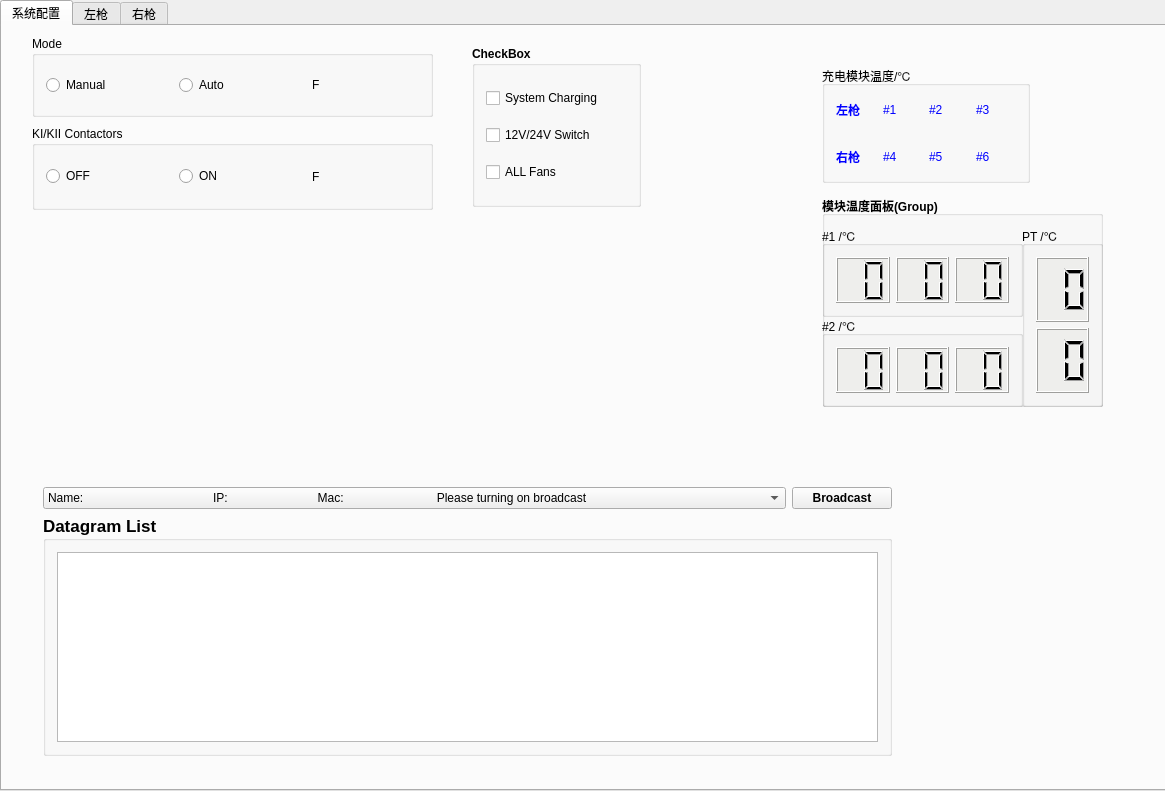
This is widget.ui in YaoLiMuMu/changer-test as Qt 5 draws it before an edit. The edited form follows.
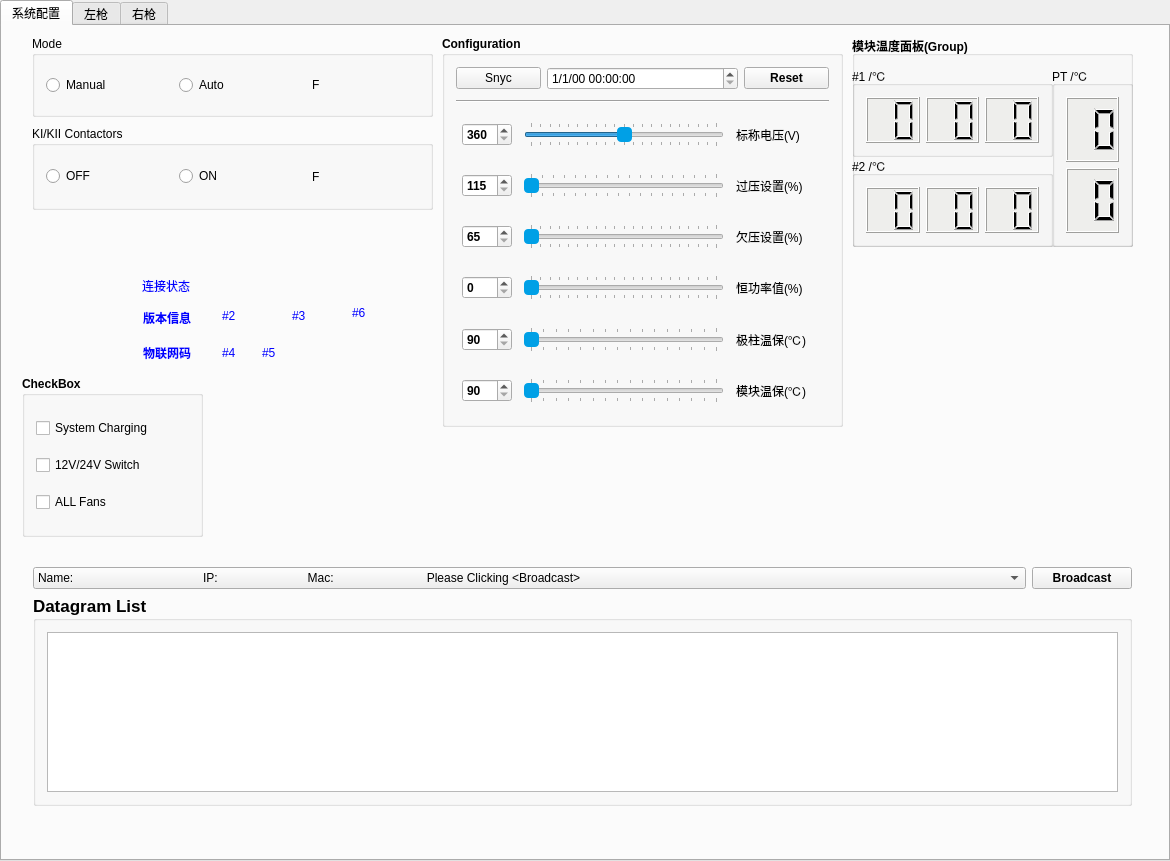
This is the edited form. The open tabs and pages were chosen to show the change.

What changed in the file:
```diff
--- a/widget.ui
+++ b/widget.ui
@@ -6,21 +6,33 @@
    <rect>
     <x>0</x>
     <y>0</y>
-    <width>1165</width>
-    <height>791</height>
+    <width>1170</width>
+    <height>861</height>
    </rect>
   </property>
   <property name="windowTitle">
    <string>Widget</string>
   </property>
+  <property name="whatsThis">
+   <string/>
+  </property>
+  <layout class="QVBoxLayout" name="verticalLayout_23">
+   <property name="leftMargin">
+    <number>0</number>
+   </property>
+   <property name="topMargin">
+    <number>0</number>
+   </property>
+   <property name="rightMargin">
+    <number>0</number>
+   </property>
+   <property name="bottomMargin">
+    <number>0</number>
+   </property>
+   <item>
   <widget class="QTabWidget" name="tabWidget">
-   <property name="geometry">
-    <rect>
-     <x>0</x>
-     <y>0</y>
-     <width>1171</width>
-     <height>791</height>
-    </rect>
+     <property name="focusPolicy">
+      <enum>Qt::TabFocus</enum>
    </property>
    <property name="currentIndex">
     <number>0</number>
@@ -32,23 +44,23 @@
     <widget class="QGroupBox" name="groupBox">
      <property name="geometry">
       <rect>
-       <x>820</x>
-       <y>40</y>
-       <width>208</width>
-       <height>117</height>
+         <x>440</x>
+         <y>10</y>
+         <width>401</width>
+         <height>391</height>
       </rect>
      </property>
      <property name="font">
       <font>
-       <weight>50</weight>
-       <bold>false</bold>
+         <weight>75</weight>
+         <bold>true</bold>
       </font>
      </property>
      <property name="autoFillBackground">
       <bool>false</bool>
      </property>
      <property name="title">
-      <string>充电模块温度/℃</string>
+        <string>Configuration</string>
      </property>
      <property name="flat">
       <bool>false</bool>
@@ -56,115 +68,583 @@
      <property name="checkable">
       <bool>false</bool>
      </property>
-     <layout class="QGridLayout" name="gridLayout_2">
-      <item row="0" column="0">
-       <widget class="QLabel" name="label1_3">
+       <layout class="QVBoxLayout" name="verticalLayout_9">
+        <item>
+         <layout class="QHBoxLayout" name="horizontalLayout_29">
+          <item>
+           <widget class="QPushButton" name="pushButton_2">
+            <property name="maximumSize">
+             <size>
+              <width>85</width>
+              <height>16777215</height>
+             </size>
+            </property>
         <property name="font">
          <font>
+              <weight>50</weight>
+              <bold>false</bold>
+             </font>
+            </property>
+            <property name="text">
+             <string>Snyc</string>
+            </property>
+           </widget>
+          </item>
+          <item>
+           <widget class="QDateTimeEdit" name="dateTimeEdit">
+            <property name="enabled">
+             <bool>true</bool>
+            </property>
+            <property name="font">
+             <font>
+              <weight>50</weight>
+              <bold>false</bold>
+             </font>
+            </property>
+            <property name="focusPolicy">
+             <enum>Qt::NoFocus</enum>
+            </property>
+            <property name="dateTime">
+             <datetime>
+              <hour>0</hour>
+              <minute>0</minute>
+              <second>0</second>
+              <year>2000</year>
+              <month>1</month>
+              <day>1</day>
+             </datetime>
+            </property>
+            <property name="date">
+             <date>
+              <year>2000</year>
+              <month>1</month>
+              <day>1</day>
+             </date>
+            </property>
+            <property name="displayFormat">
+             <string>M/d/yy hh:mm:ss</string>
+            </property>
+           </widget>
+          </item>
+          <item>
+           <widget class="QPushButton" name="pushButton_3">
+            <property name="maximumSize">
+             <size>
+              <width>85</width>
+              <height>16777215</height>
+             </size>
+            </property>
+            <property name="font">
+             <font>
           <weight>75</weight>
           <bold>true</bold>
-          <underline>false</underline>
-         </font>
-        </property>
+             </font>
+            </property>
+            <property name="text">
+             <string>Reset</string>
+            </property>
+           </widget>
+          </item>
+         </layout>
+        </item>
+        <item>
+         <widget class="Line" name="line">
+          <property name="minimumSize">
+           <size>
+            <width>0</width>
+            <height>10</height>
+           </size>
+          </property>
         <property name="styleSheet">
-         <string notr="true">QLabel#label1_3 {color:blue}</string>
-        </property>
-        <property name="text">
-         <string>左枪</string>
+           <string notr="true">border-color: rgb(75, 172, 244);</string>
+          </property>
+          <property name="orientation">
+           <enum>Qt::Horizontal</enum>
         </property>
        </widget>
       </item>
-      <item row="4" column="3">
-       <widget class="QLabel" name="label1_10">
+        <item>
+         <layout class="QHBoxLayout" name="horizontalLayout_34">
+          <item>
+           <widget class="QSpinBox" name="spinBox1_5">
+            <property name="maximumSize">
+             <size>
+              <width>50</width>
+              <height>16777215</height>
+             </size>
+            </property>
         <property name="styleSheet">
-         <string notr="true">QLabel#label1_10 {color:blue}</string>
-        </property>
-        <property name="text">
-         <string>#6</string>
-        </property>
-       </widget>
-      </item>
-      <item row="4" column="2">
-       <widget class="QLabel" name="label1_9">
+             <string notr="true"/>
+            </property>
+            <property name="minimum">
+             <number>360</number>
+            </property>
+            <property name="maximum">
+             <number>400</number>
+            </property>
+           </widget>
+          </item>
+          <item>
+           <widget class="QSlider" name="horizontalSlider1_5">
+            <property name="maximumSize">
+             <size>
+              <width>200</width>
+              <height>16777215</height>
+             </size>
+            </property>
         <property name="styleSheet">
-         <string notr="true">QLabel#label1_9 {color:blue}</string>
-        </property>
-        <property name="text">
-         <string>#5</string>
-        </property>
-       </widget>
-      </item>
-      <item row="4" column="0">
-       <widget class="QLabel" name="label1_4">
+             <string notr="true">
+QSlider::handle:horizontal {
+        width: 1px;
+        background: rgb(0, 160, 230);
+        margin: -6px 0px -6px 0px;
+        border-radius: 4px;
+}</string>
+            </property>
+            <property name="minimum">
+             <number>360</number>
+            </property>
+            <property name="maximum">
+             <number>400</number>
+            </property>
+            <property name="value">
+             <number>380</number>
+            </property>
+            <property name="tracking">
+             <bool>true</bool>
+            </property>
+            <property name="orientation">
+             <enum>Qt::Horizontal</enum>
+            </property>
+            <property name="tickPosition">
+             <enum>QSlider::TicksBothSides</enum>
+            </property>
+            <property name="tickInterval">
+             <number>2</number>
+            </property>
+           </widget>
+          </item>
+          <item>
+           <widget class="QLabel" name="label1_15">
+            <property name="maximumSize">
+             <size>
+              <width>85</width>
+              <height>16777215</height>
+             </size>
+            </property>
         <property name="font">
          <font>
-          <weight>75</weight>
-          <italic>false</italic>
-          <bold>true</bold>
-          <underline>false</underline>
-          <strikeout>false</strikeout>
-         </font>
-        </property>
+              <weight>50</weight>
+              <bold>false</bold>
+              <kerning>false</kerning>
+             </font>
+            </property>
+            <property name="text">
+             <string>标称电压(V)</string>
+            </property>
+           </widget>
+          </item>
+         </layout>
+        </item>
+        <item>
+         <layout class="QHBoxLayout" name="horizontalLayout_25">
+          <item>
+           <widget class="QSpinBox" name="spinBox1_1">
+            <property name="maximumSize">
+             <size>
+              <width>50</width>
+              <height>16777215</height>
+             </size>
+            </property>
         <property name="styleSheet">
-         <string notr="true">QLabel#label1_4 {color:blue}</string>
-        </property>
-        <property name="text">
-         <string>右枪</string>
-        </property>
-       </widget>
-      </item>
-      <item row="0" column="1">
-       <widget class="QLabel" name="label1_5">
+             <string notr="true"/>
+            </property>
+            <property name="minimum">
+             <number>115</number>
+            </property>
+            <property name="maximum">
+             <number>132</number>
+            </property>
+           </widget>
+          </item>
+          <item>
+           <widget class="QSlider" name="horizontalSlider1_1">
+            <property name="maximumSize">
+             <size>
+              <width>200</width>
+              <height>16777215</height>
+             </size>
+            </property>
         <property name="styleSheet">
-         <string notr="true">QLabel#label1_5 {color:blue}</string>
-        </property>
+             <string notr="true">
+QSlider::handle:horizontal {
+        width: 1px;
+        background: rgb(0, 160, 230);
+        margin: -6px 0px -6px 0px;
+        border-radius: 4px;
+}</string>
+            </property>
+            <property name="minimum">
+             <number>115</number>
+            </property>
+            <property name="maximum">
+             <number>132</number>
+            </property>
+            <property name="tracking">
+             <bool>true</bool>
+            </property>
+            <property name="orientation">
+             <enum>Qt::Horizontal</enum>
+            </property>
+            <property name="tickPosition">
+             <enum>QSlider::TicksBothSides</enum>
+            </property>
+            <property name="tickInterval">
+             <number>1</number>
+            </property>
+           </widget>
+          </item>
+          <item>
+           <widget class="QLabel" name="label1_11">
+            <property name="maximumSize">
+             <size>
+              <width>85</width>
+              <height>16777215</height>
+             </size>
+            </property>
+            <property name="font">
+             <font>
+              <weight>50</weight>
+              <bold>false</bold>
+              <kerning>false</kerning>
+             </font>
+            </property>
         <property name="text">
-         <string>#1</string>
+             <string>过压设置(%)</string>
         </property>
        </widget>
       </item>
-      <item row="0" column="2">
-       <widget class="QLabel" name="label1_6">
+         </layout>
+        </item>
+        <item>
+         <layout class="QHBoxLayout" name="horizontalLayout_26">
+          <item>
+           <widget class="QSpinBox" name="spinBox1_2">
+            <property name="maximumSize">
+             <size>
+              <width>50</width>
+              <height>16777215</height>
+             </size>
+            </property>
         <property name="styleSheet">
-         <string notr="true">QLabel#label1_6 {color:blue}</string>
-        </property>
+             <string notr="true"/>
+            </property>
+            <property name="minimum">
+             <number>65</number>
+            </property>
+            <property name="maximum">
+             <number>85</number>
+            </property>
+           </widget>
+          </item>
+          <item>
+           <widget class="QSlider" name="horizontalSlider1_2">
+            <property name="maximumSize">
+             <size>
+              <width>200</width>
+              <height>16777215</height>
+             </size>
+            </property>
+            <property name="styleSheet">
+             <string notr="true">
+QSlider::handle:horizontal {
+        width: 1px;
+        background: rgb(0, 160, 230);
+        margin: -6px 0px -6px 0px;
+        border-radius: 4px;
+}</string>
+            </property>
+            <property name="minimum">
+             <number>65</number>
+            </property>
+            <property name="maximum">
+             <number>85</number>
+            </property>
+            <property name="tracking">
+             <bool>true</bool>
+            </property>
+            <property name="orientation">
+             <enum>Qt::Horizontal</enum>
+            </property>
+            <property name="tickPosition">
+             <enum>QSlider::TicksBothSides</enum>
+            </property>
+            <property name="tickInterval">
+             <number>1</number>
+            </property>
+           </widget>
+          </item>
+          <item>
+           <widget class="QLabel" name="label1_12">
+            <property name="maximumSize">
+             <size>
+              <width>85</width>
+              <height>16777215</height>
+             </size>
+            </property>
+            <property name="font">
+             <font>
+              <weight>50</weight>
+              <bold>false</bold>
+              <kerning>false</kerning>
+             </font>
+            </property>
         <property name="text">
-         <string>#2</string>
+             <string>欠压设置(%)</string>
         </property>
        </widget>
       </item>
-      <item row="1" column="0" colspan="4">
-       <spacer name="horizontalSpacer">
+         </layout>
+        </item>
+        <item>
+         <layout class="QHBoxLayout" name="horizontalLayout_27">
+          <item>
+           <widget class="QSpinBox" name="spinBox1_3">
+            <property name="maximumSize">
+             <size>
+              <width>50</width>
+              <height>16777215</height>
+             </size>
+            </property>
+            <property name="styleSheet">
+             <string notr="true"/>
+            </property>
+            <property name="minimum">
+             <number>0</number>
+            </property>
+            <property name="maximum">
+             <number>100</number>
+            </property>
+           </widget>
+          </item>
+          <item>
+           <widget class="QSlider" name="horizontalSlider1_3">
+            <property name="maximumSize">
+             <size>
+              <width>200</width>
+              <height>16777215</height>
+             </size>
+            </property>
+            <property name="styleSheet">
+             <string notr="true">
+QSlider::handle:horizontal {
+        width: 1px;
+        background: rgb(0, 160, 230);
+        margin: -6px 0px -6px 0px;
+        border-radius: 4px;
+}</string>
+            </property>
+            <property name="minimum">
+             <number>0</number>
+            </property>
+            <property name="maximum">
+             <number>100</number>
+            </property>
+            <property name="tracking">
+             <bool>true</bool>
+            </property>
         <property name="orientation">
          <enum>Qt::Horizontal</enum>
         </property>
-        <property name="sizeHint" stdset="0">
+            <property name="tickPosition">
+             <enum>QSlider::TicksBothSides</enum>
+            </property>
+            <property name="tickInterval">
+             <number>5</number>
+            </property>
+           </widget>
+          </item>
+          <item>
+           <widget class="QLabel" name="label1_13">
+            <property name="maximumSize">
          <size>
-          <width>184</width>
-          <height>15</height>
-         </size>
-        </property>
-       </spacer>
-      </item>
-      <item row="0" column="3">
-       <widget class="QLabel" name="label1_7">
+              <width>85</width>
+              <height>16777215</height>
+             </size>
+            </property>
+            <property name="font">
+             <font>
+              <weight>50</weight>
+              <bold>false</bold>
+              <kerning>false</kerning>
+             </font>
+            </property>
+            <property name="text">
+             <string>恒功率值(%)</string>
+            </property>
+           </widget>
+          </item>
+         </layout>
+        </item>
+        <item>
+         <layout class="QHBoxLayout" name="horizontalLayout_28">
+          <item>
+           <widget class="QSpinBox" name="spinBox1_4">
+            <property name="maximumSize">
+             <size>
+              <width>50</width>
+              <height>16777215</height>
+             </size>
+            </property>
         <property name="styleSheet">
-         <string notr="true">QLabel#label1_7 {color:blue}</string>
-        </property>
+             <string notr="true"/>
+            </property>
+            <property name="minimum">
+             <number>90</number>
+            </property>
+            <property name="maximum">
+             <number>120</number>
+            </property>
+           </widget>
+          </item>
+          <item>
+           <widget class="QSlider" name="horizontalSlider1_4">
+            <property name="maximumSize">
+             <size>
+              <width>200</width>
+              <height>16777215</height>
+             </size>
+            </property>
+            <property name="styleSheet">
+             <string notr="true">
+QSlider::handle:horizontal {
+        width: 1px;
+        background: rgb(0, 160, 230);
+        margin: -6px 0px -6px 0px;
+        border-radius: 4px;
+}</string>
+            </property>
+            <property name="minimum">
+             <number>90</number>
+            </property>
+            <property name="maximum">
+             <number>120</number>
+            </property>
+            <property name="tracking">
+             <bool>true</bool>
+            </property>
+            <property name="orientation">
+             <enum>Qt::Horizontal</enum>
+            </property>
+            <property name="tickPosition">
+             <enum>QSlider::TicksBothSides</enum>
+            </property>
+            <property name="tickInterval">
+             <number>2</number>
+            </property>
+           </widget>
+          </item>
+          <item>
+           <widget class="QLabel" name="label1_14">
+            <property name="maximumSize">
+             <size>
+              <width>85</width>
+              <height>16777215</height>
+             </size>
+            </property>
+            <property name="font">
+             <font>
+              <weight>50</weight>
+              <bold>false</bold>
+              <kerning>false</kerning>
+             </font>
+            </property>
         <property name="text">
-         <string>#3</string>
+             <string>极柱温保(℃)</string>
         </property>
        </widget>
       </item>
-      <item row="4" column="1">
-       <widget class="QLabel" name="label1_8">
+         </layout>
+        </item>
+        <item>
+         <layout class="QHBoxLayout" name="horizontalLayout_35">
+          <item>
+           <widget class="QSpinBox" name="spinBox1_6">
+            <property name="maximumSize">
+             <size>
+              <width>50</width>
+              <height>16777215</height>
+             </size>
+            </property>
         <property name="styleSheet">
-         <string notr="true">QLabel#label1_8 {color:blue}</string>
-        </property>
+             <string notr="true"/>
+            </property>
+            <property name="minimum">
+             <number>90</number>
+            </property>
+            <property name="maximum">
+             <number>120</number>
+            </property>
+           </widget>
+          </item>
+          <item>
+           <widget class="QSlider" name="horizontalSlider1_6">
+            <property name="maximumSize">
+             <size>
+              <width>200</width>
+              <height>16777215</height>
+             </size>
+            </property>
+            <property name="styleSheet">
+             <string notr="true">
+QSlider::handle:horizontal {
+        width: 1px;
+        background: rgb(0, 160, 230);
+        margin: -6px 0px -6px 0px;
+        border-radius: 4px;
+}</string>
+            </property>
+            <property name="minimum">
+             <number>90</number>
+            </property>
+            <property name="maximum">
+             <number>120</number>
+            </property>
+            <property name="tracking">
+             <bool>true</bool>
+            </property>
+            <property name="orientation">
+             <enum>Qt::Horizontal</enum>
+            </property>
+            <property name="tickPosition">
+             <enum>QSlider::TicksBothSides</enum>
+            </property>
+            <property name="tickInterval">
+             <number>2</number>
+            </property>
+           </widget>
+          </item>
+          <item>
+           <widget class="QLabel" name="label1_16">
+            <property name="maximumSize">
+             <size>
+              <width>85</width>
+              <height>16777215</height>
+             </size>
+            </property>
+            <property name="font">
+             <font>
+              <weight>50</weight>
+              <bold>false</bold>
+              <kerning>false</kerning>
+             </font>
+            </property>
         <property name="text">
-         <string>#4</string>
-        </property>
-       </widget>
+             <string>模块温保(℃)</string>
+            </property>
+           </widget>
+          </item>
+         </layout>
       </item>
      </layout>
     </widget>
@@ -309,9 +789,9 @@
     <widget class="QGroupBox" name="groupBox_10">
      <property name="geometry">
       <rect>
-       <x>470</x>
-       <y>20</y>
-       <width>169</width>
+         <x>20</x>
+         <y>350</y>
+         <width>181</width>
        <height>161</height>
       </rect>
      </property>
@@ -369,10 +849,10 @@
     <widget class="QWidget" name="layoutWidget">
      <property name="geometry">
       <rect>
-       <x>30</x>
-       <y>450</y>
-       <width>871</width>
-       <height>291</height>
+         <x>20</x>
+         <y>530</y>
+         <width>1121</width>
+         <height>261</height>
       </rect>
      </property>
      <layout class="QVBoxLayout" name="verticalLayout_8">
@@ -385,7 +865,7 @@
           </property>
           <item>
            <property name="text">
-            <string>Name:                                       IP:                           Mac:                            Please turning on broadcast</string>
+              <string>Name:                                       IP:                           Mac:                            Please Clicking &lt;Broadcast&gt;</string>
            </property>
           </item>
          </widget>
@@ -446,8 +926,8 @@
     <widget class="QGroupBox" name="groupBox_19">
      <property name="geometry">
       <rect>
-       <x>820</x>
-       <y>170</y>
+         <x>850</x>
+         <y>10</y>
        <width>281</width>
        <height>211</height>
       </rect>
@@ -617,6 +1097,150 @@
       </layout>
      </widget>
     </widget>
+      <widget class="QLabel" name="label1_3">
+       <property name="geometry">
+        <rect>
+         <x>141</x>
+         <y>280</y>
+         <width>81</width>
+         <height>23</height>
+        </rect>
+       </property>
+       <property name="font">
+        <font>
+         <weight>75</weight>
+         <bold>true</bold>
+         <underline>false</underline>
+        </font>
+       </property>
+       <property name="styleSheet">
+        <string notr="true">QLabel#label1_3 {color:blue}</string>
+       </property>
+       <property name="text">
+        <string>版本信息</string>
+       </property>
+      </widget>
+      <widget class="QLabel" name="label1_5">
+       <property name="geometry">
+        <rect>
+         <x>140</x>
+         <y>250</y>
+         <width>71</width>
+         <height>19</height>
+        </rect>
+       </property>
+       <property name="styleSheet">
+        <string notr="true">QLabel#label1_5 {color:blue}</string>
+       </property>
+       <property name="text">
+        <string>连接状态</string>
+       </property>
+      </widget>
+      <widget class="QLabel" name="label1_6">
+       <property name="geometry">
+        <rect>
+         <x>220</x>
+         <y>280</y>
+         <width>42</width>
+         <height>19</height>
+        </rect>
+       </property>
+       <property name="styleSheet">
+        <string notr="true">QLabel#label1_6 {color:blue}</string>
+       </property>
+       <property name="text">
+        <string>#2</string>
+       </property>
+      </widget>
+      <widget class="QLabel" name="label1_7">
+       <property name="geometry">
+        <rect>
+         <x>290</x>
+         <y>280</y>
+         <width>41</width>
+         <height>19</height>
+        </rect>
+       </property>
+       <property name="styleSheet">
+        <string notr="true">QLabel#label1_7 {color:blue}</string>
+       </property>
+       <property name="text">
+        <string>#3</string>
+       </property>
+      </widget>
+      <widget class="QLabel" name="label1_4">
+       <property name="geometry">
+        <rect>
+         <x>141</x>
+         <y>310</y>
+         <width>81</width>
+         <height>33</height>
+        </rect>
+       </property>
+       <property name="font">
+        <font>
+         <weight>75</weight>
+         <italic>false</italic>
+         <bold>true</bold>
+         <underline>false</underline>
+         <strikeout>false</strikeout>
+        </font>
+       </property>
+       <property name="styleSheet">
+        <string notr="true">QLabel#label1_4 {color:blue}</string>
+       </property>
+       <property name="text">
+        <string>物联网码</string>
+       </property>
+      </widget>
+      <widget class="QLabel" name="label1_8">
+       <property name="geometry">
+        <rect>
+         <x>220</x>
+         <y>310</y>
+         <width>41</width>
+         <height>33</height>
+        </rect>
+       </property>
+       <property name="styleSheet">
+        <string notr="true">QLabel#label1_8 {color:blue}</string>
+       </property>
+       <property name="text">
+        <string>#4</string>
+       </property>
+      </widget>
+      <widget class="QLabel" name="label1_9">
+       <property name="geometry">
+        <rect>
+         <x>260</x>
+         <y>310</y>
+         <width>58</width>
+         <height>33</height>
+        </rect>
+       </property>
+       <property name="styleSheet">
+        <string notr="true">QLabel#label1_9 {color:blue}</string>
+       </property>
+       <property name="text">
+        <string>#5</string>
+       </property>
+      </widget>
+      <widget class="QLabel" name="label1_10">
+       <property name="geometry">
+        <rect>
+         <x>350</x>
+         <y>270</y>
+         <width>89</width>
+         <height>33</height>
+        </rect>
+       </property>
+       <property name="styleSheet">
+        <string notr="true">QLabel#label1_10 {color:blue}</string>
+       </property>
+       <property name="text">
+        <string>#6</string>
+       </property>
+      </widget>
    </widget>
    <widget class="QWidget" name="tab_2">
     <property name="enabled">
@@ -1914,6 +2538,8 @@
     </widget>
    </widget>
   </widget>
+   </item>
+  </layout>
  </widget>
  <layoutdefault spacing="6" margin="11"/>
  <resources/>
```
Left out of the diff: 1280 changed lines with no effect on the pictures. Lines whose indentation alone changed are shown as unchanged.
